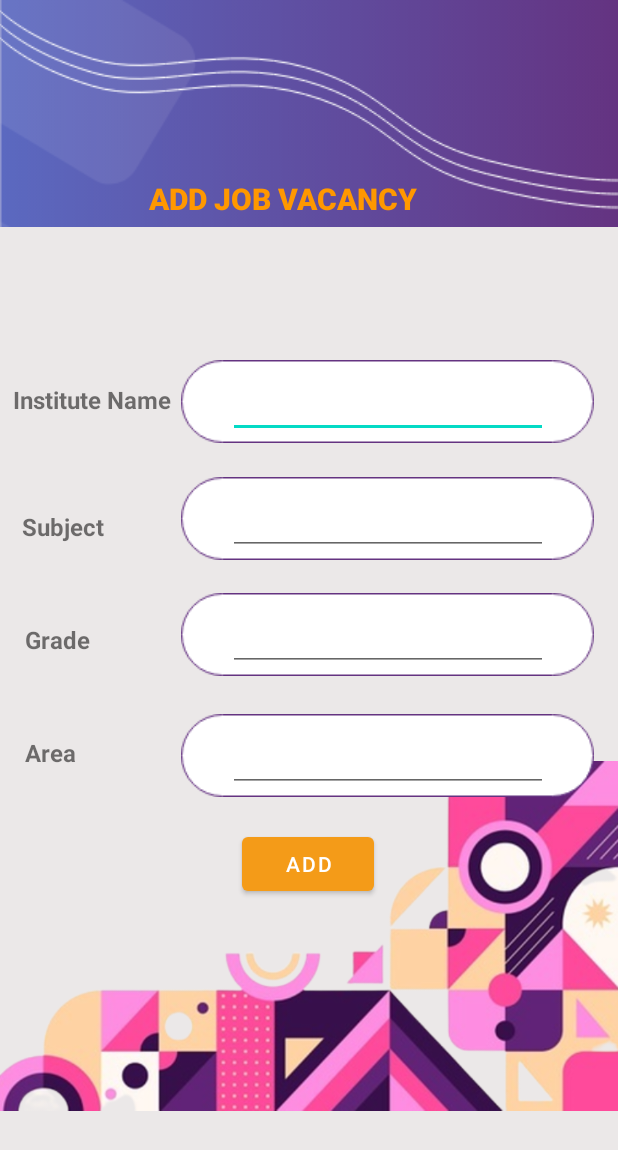
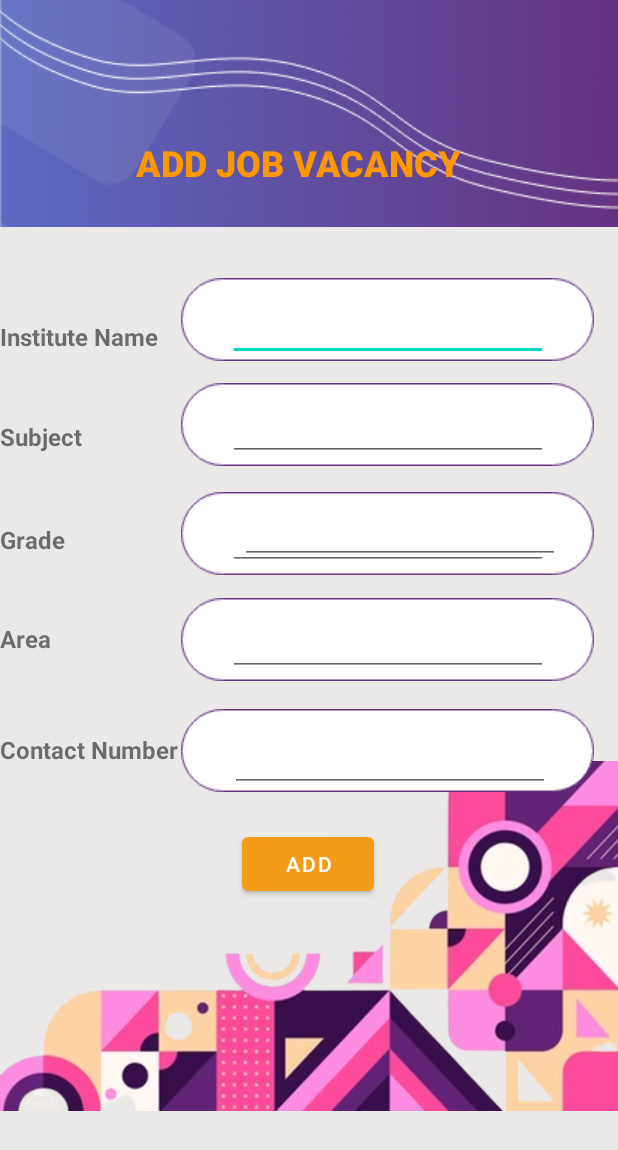
Before and after one commit to Rajith-Singh/eGuru---MAD-Project, an Android app: the layout activity_add_job_institute.xml on its own in the app's theme, with its tools: preview values and no code run, on a phone screen of 412 x 824 dp. Shown: the top 1150 px of the screen. Run offline under Robolectric (Android 15) with nearby library versions, the phone set to English and light mode, and no system bars.

Commit message:
edit content

```diff
--- a/app/src/main/AndroidManifest.xml
+++ b/app/src/main/AndroidManifest.xml
@@ -14,7 +14,7 @@
             android:name=".viewJobs"
             android:exported="true" />
         <activity
-            android:name=".MainActivity11"
+            android:name=".signup"
             android:exported="true" />
         <activity
             android:name=".institute_profile_page_yja"
@@ -36,11 +36,10 @@
             android:exported="true" />
 
         <activity
-
-            android:name=".AddJobInstitute"
+            android:name=".MainActivity11"
             android:exported="true" />
         <activity
-            android:name=".signup"
+            android:name=".AddJobInstitute"
             android:exported="true">
             <intent-filter>
                 <action android:name="android.intent.action.MAIN" />
--- a/app/src/main/java/com/example/eguru_madproject/DbHandler.java
+++ b/app/src/main/java/com/example/eguru_madproject/DbHandler.java
@@ -16,12 +16,12 @@ public class DbHandler extends SQLiteOpenHelper {
     }
 
     @Override
-    public void onCreate(SQLiteDatabase sqLiteDatabase) {
+    public void onCreate(SQLiteDatabase db) {
 
     }
 
     @Override
-    public void onUpgrade(SQLiteDatabase sqLiteDatabase, int i, int i1) {
+    public void onUpgrade(SQLiteDatabase db, int i, int i1) {
 
     }
 }
--- a/app/src/main/res/layout/activity_add_job_institute.xml
+++ b/app/src/main/res/layout/activity_add_job_institute.xml
@@ -38,13 +38,13 @@
         android:fontFamily="sans-serif-black"
         android:text="@string/textView3h"
         android:textColor="#FF9800"
-        android:textSize="20sp"
+        android:textSize="24sp"
         app:layout_constraintBottom_toBottomOf="parent"
         app:layout_constraintEnd_toEndOf="parent"
-        app:layout_constraintHorizontal_bias="0.426"
+        app:layout_constraintHorizontal_bias="0.465"
         app:layout_constraintStart_toStartOf="parent"
         app:layout_constraintTop_toTopOf="@+id/imageView40h"
-        app:layout_constraintVertical_bias="0.149" />
+        app:layout_constraintVertical_bias="0.116" />
 
     <ImageView
         android:id="@+id/imageView43h"
@@ -55,7 +55,7 @@
         app:layout_constraintHorizontal_bias="0.882"
         app:layout_constraintStart_toStartOf="parent"
         app:layout_constraintTop_toTopOf="@+id/imageView40h"
-        app:layout_constraintVertical_bias="0.312"
+        app:layout_constraintVertical_bias="0.241"
         app:srcCompat="@drawable/hbtnbackgroundd" />
 
     <ImageView
@@ -67,7 +67,7 @@
         app:layout_constraintHorizontal_bias="0.882"
         app:layout_constraintStart_toStartOf="parent"
         app:layout_constraintTop_toTopOf="@+id/imageView40h"
-        app:layout_constraintVertical_bias="0.414"
+        app:layout_constraintVertical_bias="0.332"
         app:srcCompat="@drawable/hbtnbackgroundd" />
 
     <ImageView
@@ -79,7 +79,7 @@
         app:layout_constraintHorizontal_bias="0.882"
         app:layout_constraintStart_toStartOf="parent"
         app:layout_constraintTop_toTopOf="@+id/imageView40h"
-        app:layout_constraintVertical_bias="0.514"
+        app:layout_constraintVertical_bias="0.427"
         app:srcCompat="@drawable/hbtnbackgroundd" />
 
     <ImageView
@@ -91,7 +91,7 @@
         app:layout_constraintHorizontal_bias="0.882"
         app:layout_constraintStart_toStartOf="parent"
         app:layout_constraintTop_toTopOf="@+id/imageView40h"
-        app:layout_constraintVertical_bias="0.619"
+        app:layout_constraintVertical_bias="0.519"
         app:srcCompat="@drawable/hbtnbackgroundd" />
 
     <TextView
@@ -103,10 +103,10 @@
         android:textStyle="bold"
         app:layout_constraintBottom_toBottomOf="parent"
         app:layout_constraintEnd_toStartOf="@+id/imageView43h"
-        app:layout_constraintHorizontal_bias="0.571"
+        app:layout_constraintHorizontal_bias="0.0"
         app:layout_constraintStart_toStartOf="parent"
         app:layout_constraintTop_toTopOf="parent"
-        app:layout_constraintVertical_bias="0.318" />
+        app:layout_constraintVertical_bias="0.266" />
 
     <TextView
         android:id="@+id/textView7h"
@@ -117,10 +117,10 @@
         android:textStyle="bold"
         app:layout_constraintBottom_toBottomOf="parent"
         app:layout_constraintEnd_toStartOf="@+id/imageView44h"
-        app:layout_constraintHorizontal_bias="0.219"
+        app:layout_constraintHorizontal_bias="0.0"
         app:layout_constraintStart_toStartOf="parent"
         app:layout_constraintTop_toTopOf="parent"
-        app:layout_constraintVertical_bias="0.424" />
+        app:layout_constraintVertical_bias="0.349" />
 
     <TextView
         android:id="@+id/textView8h"
@@ -131,10 +131,10 @@
         android:textStyle="bold"
         app:layout_constraintBottom_toBottomOf="parent"
         app:layout_constraintEnd_toStartOf="@+id/imageView44h"
-        app:layout_constraintHorizontal_bias="0.219"
+        app:layout_constraintHorizontal_bias="0.0"
         app:layout_constraintStart_toStartOf="parent"
         app:layout_constraintTop_toTopOf="parent"
-        app:layout_constraintVertical_bias="0.518" />
+        app:layout_constraintVertical_bias="0.435" />
 
     <TextView
         android:id="@+id/textView9h"
@@ -145,10 +145,24 @@
         android:textStyle="bold"
         app:layout_constraintBottom_toBottomOf="parent"
         app:layout_constraintEnd_toStartOf="@+id/imageView44h"
-        app:layout_constraintHorizontal_bias="0.195"
+        app:layout_constraintHorizontal_bias="0.0"
         app:layout_constraintStart_toStartOf="parent"
         app:layout_constraintTop_toTopOf="parent"
-        app:layout_constraintVertical_bias="0.612" />
+        app:layout_constraintVertical_bias="0.517" />
+
+    <TextView
+        android:id="@+id/textView10h"
+        android:layout_width="wrap_content"
+        android:layout_height="wrap_content"
+        android:text="@string/textView10h"
+        android:textSize="16sp"
+        android:textStyle="bold"
+        app:layout_constraintBottom_toBottomOf="parent"
+        app:layout_constraintEnd_toStartOf="@+id/imageView44h"
+        app:layout_constraintHorizontal_bias="0.104"
+        app:layout_constraintStart_toStartOf="parent"
+        app:layout_constraintTop_toTopOf="parent"
+        app:layout_constraintVertical_bias="0.609" />
 
     <Button
         android:id="@+id/button2h"
@@ -172,8 +186,10 @@
         android:text="@string/lable1h"
         app:layout_constraintBottom_toBottomOf="@+id/imageView43h"
         app:layout_constraintEnd_toEndOf="@+id/imageView43h"
+        app:layout_constraintHorizontal_bias="0.507"
         app:layout_constraintStart_toStartOf="@+id/imageView43h"
         app:layout_constraintTop_toTopOf="@+id/imageView43h"
+        app:layout_constraintVertical_bias="1.0"
         tools:ignore="SpeakableTextPresentCheck" />
 
     <EditText
@@ -205,6 +221,22 @@
         tools:ignore="SpeakableTextPresentCheck,SpeakableTextPresentCheck" />
 
     <EditText
+        android:id="@+id/lable3h2"
+        android:layout_width="wrap_content"
+        android:layout_height="wrap_content"
+        android:ems="10"
+        android:inputType="textPersonName"
+        android:minHeight="48dp"
+        android:text="@string/lable3h"
+        app:layout_constraintBottom_toBottomOf="@+id/imageView45h"
+        app:layout_constraintEnd_toEndOf="@+id/imageView45h"
+        app:layout_constraintHorizontal_bias="0.63"
+        app:layout_constraintStart_toStartOf="@+id/imageView45h"
+        app:layout_constraintTop_toTopOf="@+id/imageView45h"
+        app:layout_constraintVertical_bias="0.0"
+        tools:ignore="SpeakableTextPresentCheck,SpeakableTextPresentCheck" />
+
+    <EditText
         android:id="@+id/lable4h"
         android:layout_width="wrap_content"
         android:layout_height="wrap_content"
@@ -218,4 +250,31 @@
         app:layout_constraintTop_toTopOf="@+id/imageView46h"
         tools:ignore="SpeakableTextPresentCheck" />
 
+    <ImageView
+        android:id="@+id/imageView55h"
+        android:layout_width="wrap_content"
+        android:layout_height="wrap_content"
+        app:layout_constraintBottom_toBottomOf="parent"
+        app:layout_constraintEnd_toEndOf="parent"
+        app:layout_constraintHorizontal_bias="0.882"
+        app:layout_constraintStart_toStartOf="@+id/textView10h"
+        app:layout_constraintTop_toTopOf="parent"
+        app:layout_constraintVertical_bias="0.615"
+        app:srcCompat="@drawable/hbtnbackgroundd" />
+
+    <EditText
+        android:id="@+id/TextPhoneh"
+        android:layout_width="wrap_content"
+        android:layout_height="wrap_content"
+        android:ems="10"
+        android:inputType="phone"
+        android:minHeight="48dp"
+        app:layout_constraintBottom_toBottomOf="@+id/imageView55h"
+        app:layout_constraintEnd_toEndOf="@+id/imageView55h"
+        app:layout_constraintHorizontal_bias="0.538"
+        app:layout_constraintStart_toEndOf="@+id/textView10h"
+        app:layout_constraintTop_toTopOf="@+id/imageView55h"
+        app:layout_constraintVertical_bias="1.0"
+        tools:ignore="SpeakableTextPresentCheck" />
+
 </androidx.constraintlayout.widget.ConstraintLayout>
--- a/app/src/main/res/layout/activity_view_jobs.xml
+++ b/app/src/main/res/layout/activity_view_jobs.xml
@@ -78,10 +78,10 @@
 
     <ImageView
         android:id="@+id/imageView53h"
-        android:layout_width="wrap_content"
-        android:layout_height="wrap_content"
-        android:layout_marginStart="16dp"
+        android:layout_width="387dp"
+        android:layout_height="128dp"
         app:layout_constraintBottom_toBottomOf="@+id/imageView44hh"
+        app:layout_constraintEnd_toEndOf="parent"
         app:layout_constraintStart_toStartOf="@+id/imageView44hh"
         app:layout_constraintTop_toTopOf="parent"
         app:layout_constraintVertical_bias="0.972"
--- a/app/src/main/res/values/strings.xml
+++ b/app/src/main/res/values/strings.xml
@@ -43,6 +43,8 @@
     <string name="signup_v_password">Password</string>
     <string name="signup_v_mobile">Mobile</string>
     <string name="signup_btn">Sign Up</string>
+    <string name="textView10h">Contact Number</string>
+    <string name="TextPhoneh" />
 
     <string-array name="names">
 
```
